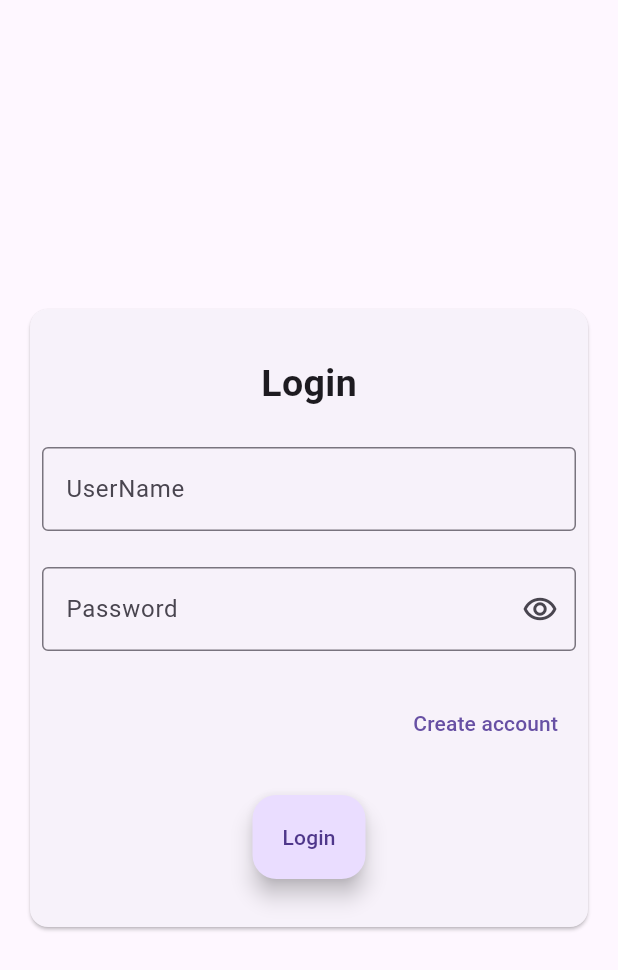
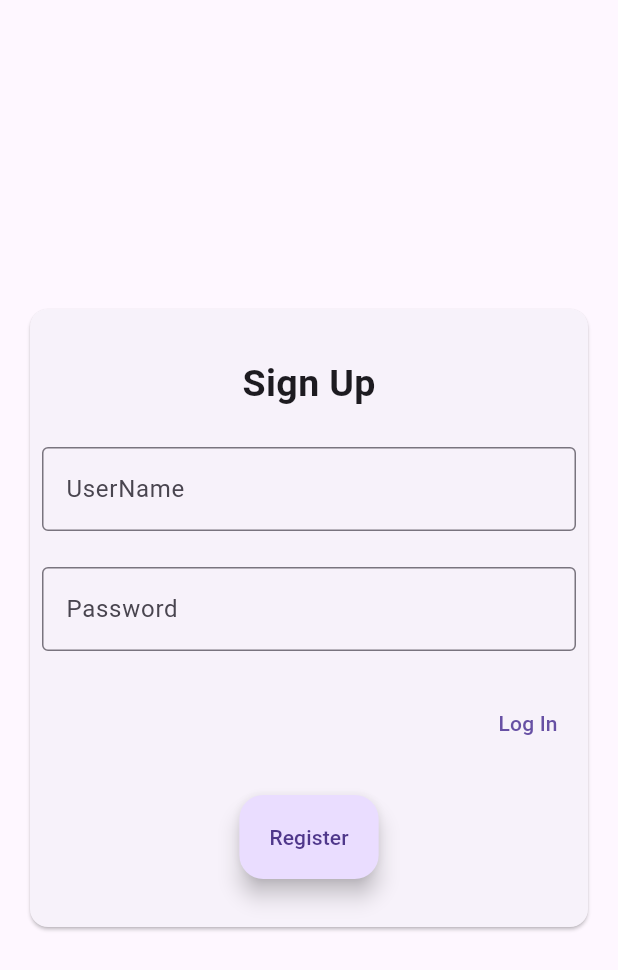
Before and after one commit to jithinjollydev/funlearn, a Flutter app: the LoginPageView screen opened directly, after a tap on "Create account", on a phone screen of 412 x 824 dp. Shown: the top 970 px of the screen. Run offline on Flutter 3.47's test engine with Material 3 defaults, Android fonts, the phone set to English and light mode, and no system bars; drawn by our look-alikes of auto_size_text; our stand-ins replace get, shared_preferences; accounts and stored records are empty.

Commit message:
app complete

```diff
--- a/lib/main.dart
+++ b/lib/main.dart
@@ -3,12 +3,13 @@ import 'dart:async';
 import 'package:auto_size_text/auto_size_text.dart';
 import 'package:flutter/material.dart';
 import 'package:funlearn/homepage.dart';
+import 'package:funlearn/loginpage.dart';
 import 'package:get/get.dart';
 
 void main() {
   runApp(const GetMaterialApp(
     debugShowCheckedModeBanner: false,
-    home: HomePageView(),
+    home: SplashScreen(),
   ));
 }
 
@@ -21,7 +22,7 @@ class SplashScreen extends StatelessWidget {
       //this widget determine the duration for thepage to exist
       Navigator.of(context).pushReplacement(
         MaterialPageRoute(
-          builder: (context) => const HomePageView(),
+          builder: (context) => const LoginPageView(),
         ),
       );
     });
--- /dev/null
+++ b/lib/signin.dart
@@ -0,0 +1,96 @@
+import 'package:auto_size_text/auto_size_text.dart';
+import 'package:flutter/material.dart';
+import 'package:funlearn/homepage.dart';
+import 'package:funlearn/loginpage.dart';
+import 'package:get/get.dart';
+import 'package:shared_preferences/shared_preferences.dart';
+
+class SignInView extends StatefulWidget {
+  const SignInView({super.key});
+
+  @override
+  State<SignInView> createState() => _SignInViewState();
+}
+
+class _SignInViewState extends State<SignInView> {
+  TextEditingController username = TextEditingController();
+  TextEditingController password = TextEditingController();
+  @override
+  Widget build(BuildContext context) {
+    var size = context.mediaQuery.size;
+    return SafeArea(
+        child: Scaffold(
+      body: Center(
+        child: Card(
+          child: SizedBox(
+            height: size.height / 2,
+            width: size.width - 40,
+            child: Padding(
+              padding: const EdgeInsets.all(8.0),
+              child: Column(
+                mainAxisAlignment: MainAxisAlignment.spaceEvenly,
+                children: [
+                  const AutoSizeText(
+                    "Sign Up",
+                    maxFontSize: 30,
+                    minFontSize: 25,
+                    style: TextStyle(fontWeight: FontWeight.bold),
+                  ),
+                  TextFormField(
+                    decoration: const InputDecoration(
+                        border: OutlineInputBorder(), label: Text("UserName")),
+                    controller: username,
+                  ),
+                  TextFormField(
+                    decoration: const InputDecoration(
+                        border: OutlineInputBorder(), label: Text("Password")),
+                    controller: password,
+                  ),
+                  Align(
+                    alignment: Alignment.centerRight,
+                    child: TextButton(
+                        onPressed: () {
+                          Get.to(() => const LoginPageView());
+                        },
+                        child: const Text("Log In")),
+                  ),
+                  FloatingActionButton.extended(
+                    onPressed: () {
+                      signup(username.text, password.text);
+                    },
+                    label: const Text("Register"),
+                  )
+                ],
+              ),
+            ),
+          ),
+        ),
+      ),
+    ));
+  }
+
+  void signup(String username, String password) async {
+    var pref = await SharedPreferences.getInstance();
+    if (pref.containsKey("username") && pref.containsKey("password")) {
+      if (pref.getString("username") == username &&
+          pref.getString("password") == password) {
+        Get.snackbar(
+          //methoid 1
+          "Existing User!",
+          "The user already exists!",
+          icon: const Icon(Icons.error),
+        );
+      } else {
+        savedata(pref, username, password);
+        Get.off(() => const HomePageView());
+      }
+    } else {
+      savedata(pref, username, password);
+    }
+  }
+
+  void savedata(SharedPreferences pref, String username, String password) {
+    pref.setString("username", username);
+    pref.setString("password", password);
+  }
+}
```
Also changed, not shown: lib/account.dart (added, +15 -0 lines), lib/loginpage.dart (+14 -2 lines).
